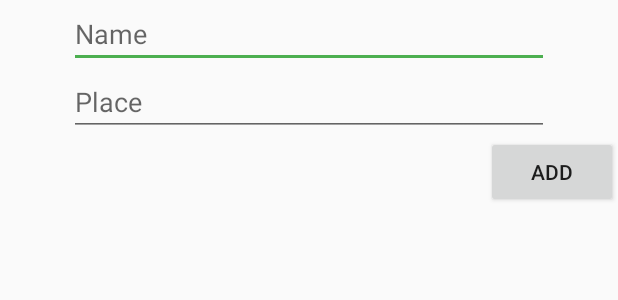
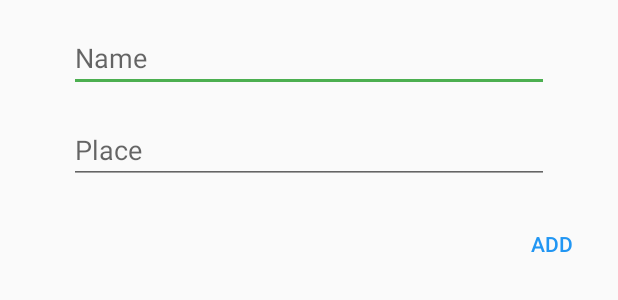
Before and after one commit to goolick/FastMaps, an Android app: the layout search_dialog.xml on its own in the app's theme, with its tools: preview values and no code run, on a phone screen of 412 x 824 dp. Shown: the top 300 px of the screen. Run offline under Robolectric (Android 15) with nearby library versions, the phone set to English and light mode, and no system bars.

Commit message:
nightly save

```diff
--- a/app/src/main/java/com/fastmaps/andrew/fastmaps/MyAdapter.java
+++ b/app/src/main/java/com/fastmaps/andrew/fastmaps/MyAdapter.java
@@ -35,6 +35,7 @@ public class MyAdapter extends RecyclerView.Adapter <MyAdapter.MyViewHolder>{
         notifyItemRemoved(position);
         Log.d("DeleteRow", "ran DeleteRow on row " + position);
     }
+
 
     @Override
     public MyViewHolder onCreateViewHolder(final ViewGroup parent, int viewType) {
@@ -81,7 +82,6 @@ public class MyAdapter extends RecyclerView.Adapter <MyAdapter.MyViewHolder>{
                             }
                         })
                         .show();
-
                 return false;
             }
         });
--- a/app/src/main/java/com/fastmaps/andrew/fastmaps/SearchDialog.java
+++ b/app/src/main/java/com/fastmaps/andrew/fastmaps/SearchDialog.java
@@ -22,7 +22,6 @@ public class SearchDialog extends DialogFragment{
     public View onCreateView(LayoutInflater inflater, ViewGroup container, Bundle savedInstanceState) {
         View view = inflater.inflate(R.layout.search_dialog, container);
         getDialog().setTitle("Add Shortcut");
-
 
         final EditText editTextName = (EditText) view.findViewById(R.id.editTextName);
         final EditText editTextPlace = (EditText) view.findViewById(R.id.editTextPlace);
--- a/app/src/main/res/layout/activity_main.xml
+++ b/app/src/main/res/layout/activity_main.xml
@@ -9,9 +9,8 @@
 
     <android.support.v7.widget.RecyclerView
         android:id="@+id/my_recycler_view"
-        android:scrollbars="vertical"
         android:layout_width="match_parent"
-        android:layout_height="wrap_content" />
+        android:layout_height="match_parent" />
 
     <com.melnykov.fab.FloatingActionButton
         android:id="@+id/fab"
@@ -22,4 +21,5 @@
         android:layout_alignParentBottom="true"
         android:layout_alignParentRight="true"
         android:layout_alignParentEnd="true" />
+
 </RelativeLayout>
--- a/app/src/main/res/layout/search_dialog.xml
+++ b/app/src/main/res/layout/search_dialog.xml
@@ -13,7 +13,9 @@
         android:textSize="@dimen/abc_text_size_medium_material"
         android:ems="15"
         android:id="@+id/editTextName"
-        android:layout_gravity="center_horizontal" />
+        android:layout_gravity="center_horizontal"
+        android:layout_marginTop="@dimen/abc_action_bar_icon_vertical_padding_material"
+        android:layout_marginBottom="@dimen/abc_action_bar_icon_vertical_padding_material"/>
 
     <AutoCompleteTextView
         android:theme="@style/AppTheme"
@@ -24,15 +26,19 @@
         android:textSize="@dimen/abc_text_size_medium_material"
         android:ems="15"
         android:id="@+id/editTextPlace"
-        android:layout_gravity="center_horizontal"/>
+        android:layout_gravity="center_horizontal"
+        android:layout_marginBottom="@dimen/abc_action_bar_icon_vertical_padding_material"/>
 
     <Button
+        style="?android:attr/borderlessButtonStyle"
         android:theme="@style/AppTheme"
         android:layout_width="wrap_content"
         android:layout_height="wrap_content"
         android:text="@string/dialog_confirm"
         android:id="@+id/button"
-        android:layout_gravity="end" />
+        android:layout_gravity="end"
+        android:textColor="@color/primaryColor"
+         />
 
 
 </LinearLayout>
```
Also changed, not shown: app/src/main/java/com/fastmaps/andrew/fastmaps/MainActivity.java (+19 -3 lines).
